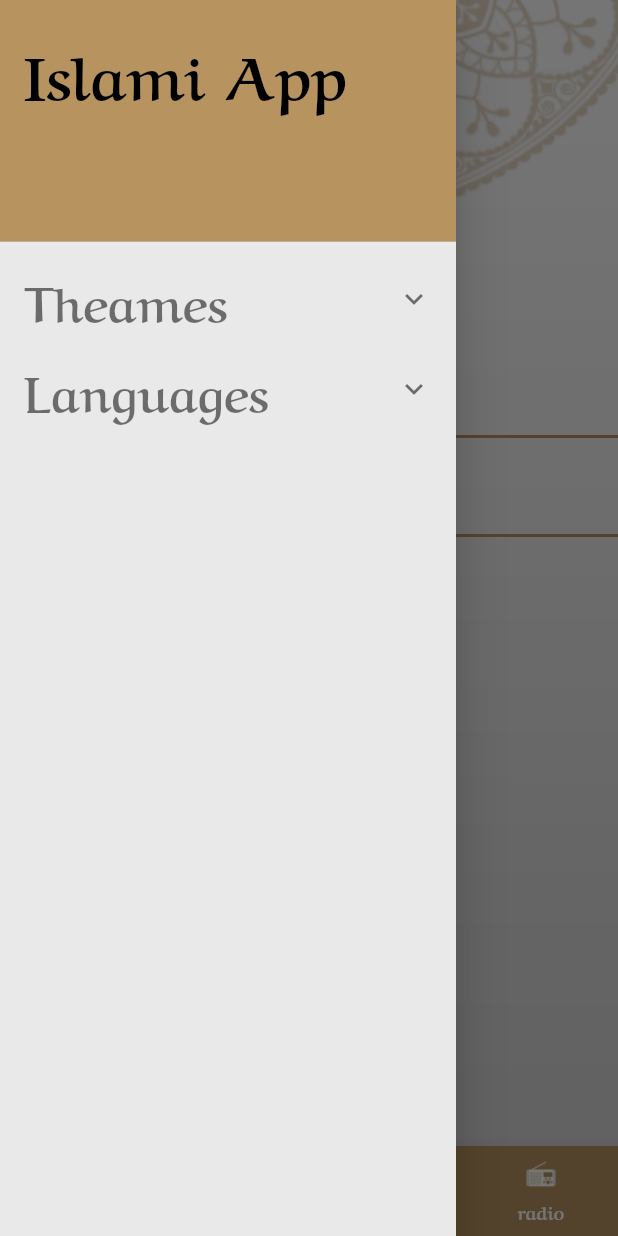
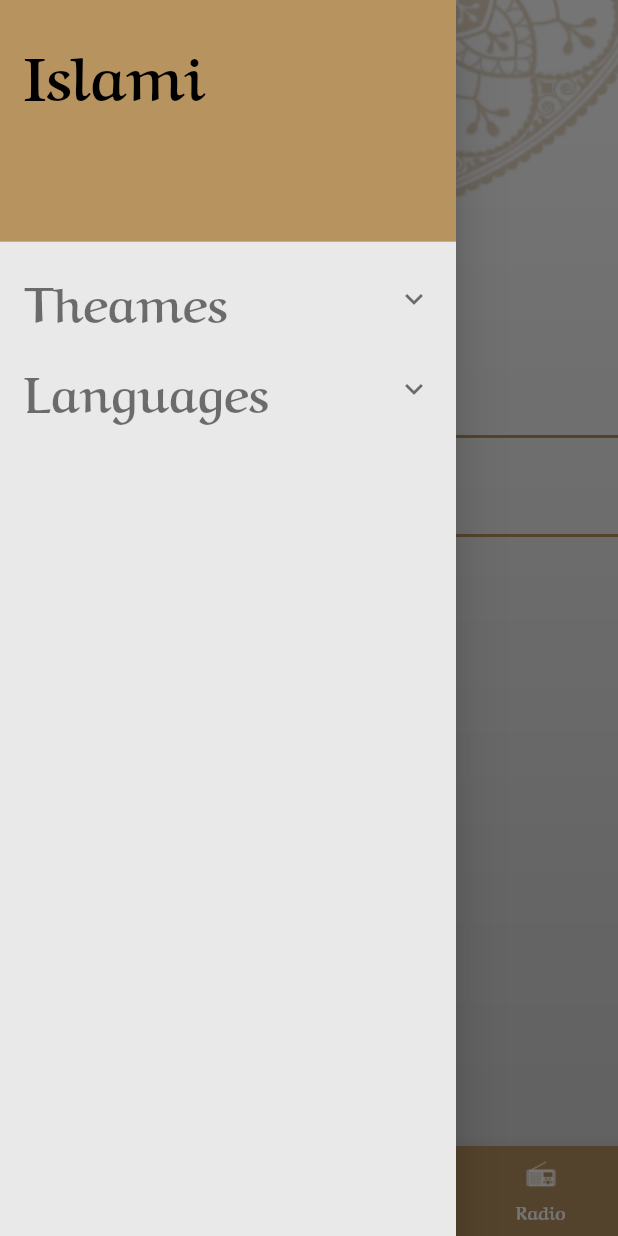
Before and after one commit to mohmdadl/Islami, a Flutter app: the screen it shows after launch, with the side drawer open, on a phone screen of 412 x 824 dp. Run offline on Flutter 3.47's test engine with Material 2 defaults, Android fonts, the phone set to English and light mode, and no system bars; our stand-ins replace google_fonts; generated files the repository leaves out were written again.

Commit message:
localization

```diff
--- /dev/null
+++ b/l10n.yaml
@@ -0,0 +1,3 @@
+arb-dir: lib/l10n
+template-arb-file: app_en.arb
+output-localization-file: app_localizations.dart
--- a/lib/homeScreen.dart
+++ b/lib/homeScreen.dart
@@ -7,6 +7,7 @@ import 'package:islami/taps/quran.dart';
 import 'package:islami/taps/radio.dart';
 import 'package:islami/taps/sebha.dart';
 import 'package:provider/provider.dart';
+import 'package:flutter_gen/gen_l10n/app_localizations.dart';
 
 class homeScreen extends StatefulWidget {
   static const String RoutName = "home";
@@ -44,18 +45,18 @@ class _homeScreenState extends State<homeScreen> {
                         ? Color(0xffB7935F)
                         : Color.fromARGB(255, 9, 55, 88),
                   ),
-                  child: Text('Islami App',
+                  child: Text(AppLocalizations.of(context)!.appTitle,
                       style: Theme.of(context).textTheme.bodyLarge),
                 ),
                 ExpansionTile(
-                  title: Text('Theames',
+                  title: Text(AppLocalizations.of(context)!.theames,
                       style: Theme.of(context).textTheme.bodyMedium),
                   children: [
                     TextButton(
                       onPressed: () {
                         provider.Changetheme(ThemeMode.dark);
                       },
-                      child: Text("Dark Mode",
+                      child: Text(AppLocalizations.of(context)!.darkMode,
                           style: Theme.of(context).textTheme.bodySmall),
                     ),
                     SizedBox(
@@ -65,7 +66,7 @@ class _homeScreenState extends State<homeScreen> {
                       onPressed: () {
                         provider.Changetheme(ThemeMode.light);
                       },
-                      child: Text("Light Mode",
+                      child: Text(AppLocalizations.of(context)!.lightmode,
                           style: Theme.of(context).textTheme.bodySmall),
                     ),
                     SizedBox(
@@ -74,20 +75,24 @@ class _homeScreenState extends State<homeScreen> {
                   ],
                 ),
                 ExpansionTile(
-                  title: Text('Languages',
+                  title: Text(AppLocalizations.of(context)!.languages,
                       style: Theme.of(context).textTheme.bodyMedium),
                   children: [
                     TextButton(
-                      onPressed: () {},
-                      child: Text("Arabic",
+                      onPressed: () {
+                        provider.ChangeLanguage("ar");
+                      },
+                      child: Text(AppLocalizations.of(context)!.arabic,
                           style: Theme.of(context).textTheme.bodySmall),
                     ),
                     SizedBox(
                       height: MediaQuery.of(context).size.height * 0.04,
                     ),
                     TextButton(
-                      onPressed: () {},
-                      child: Text("English",
+                      onPressed: () {
+                        provider.ChangeLanguage("en");
+                      },
+                      child: Text(AppLocalizations.of(context)!.english,
                           style: Theme.of(context).textTheme.bodySmall),
                     ),
                     SizedBox(
@@ -99,7 +104,7 @@ class _homeScreenState extends State<homeScreen> {
             ),
           ),
           appBar: AppBar(
-            title: Text("islami", style: Theme.of(context).textTheme.bodyLarge),
+            title: Text(AppLocalizations.of(context)!.appTitle, style: Theme.of(context).textTheme.bodyLarge),
           ),
           bottomNavigationBar: BottomNavigationBar(
             currentIndex: index,
@@ -110,17 +115,17 @@ class _homeScreenState extends State<homeScreen> {
             items: [
               BottomNavigationBarItem(
                   icon: ImageIcon(AssetImage("assets/images/quraan.png")),
-                  label: "Quran"),
+                  label: AppLocalizations.of(context)!.quran),
               BottomNavigationBarItem(
                   icon: ImageIcon(AssetImage("assets/images/ahadeth.png")),
-                  label: "ahadeth"),
+                  label: AppLocalizations.of(context)!.ahadeth),
               BottomNavigationBarItem(
                   icon: ImageIcon(AssetImage("assets/images/sebha.png")),
-                  label: "sebha"),
+                  label: AppLocalizations.of(context)!.sebha),
               BottomNavigationBarItem(
                   // backgroundColor: myThemeData.lighyColor,
                   icon: ImageIcon(AssetImage("assets/images/radio.png")),
-                  label: "radio"),
+                  label: AppLocalizations.of(context)!.radio),
             ],
           ),
           body: taps[index],
--- a/lib/main.dart
+++ b/lib/main.dart
@@ -1,10 +1,12 @@
 import 'package:flutter/material.dart';
+import 'package:flutter_localizations/flutter_localizations.dart';
 import 'package:islami/hadeth_content.dart';
 import 'package:islami/homeScreen.dart';
 import 'package:islami/myTheme.dart';
 import 'package:islami/providers/my_provider.dart';
 import 'package:islami/sura_content.dart';
 import 'package:provider/provider.dart';
+import 'package:flutter_gen/gen_l10n/app_localizations.dart';
 
 void main() {
   runApp(ChangeNotifierProvider(
@@ -18,6 +20,17 @@ class myApplication extends StatelessWidget {
     var provider = Provider.of<MyProvider>(context);
 
     return MaterialApp(
+      localizationsDelegates: [
+        AppLocalizations.delegate,
+    GlobalMaterialLocalizations.delegate,
+    GlobalWidgetsLocalizations.delegate,
+    GlobalCupertinoLocalizations.delegate,
+  ],
+  supportedLocales: [
+    Locale('en'), // English
+    Locale('ar'), // Spanish
+  ],
+  locale: Locale(provider.languae),
       theme: myThemeData.ligtTheme,
       darkTheme: myThemeData.darkTheme,
       themeMode:provider.themeMode,
--- a/lib/providers/my_provider.dart
+++ b/lib/providers/my_provider.dart
@@ -3,9 +3,14 @@ import 'package:flutter/material.dart';
 class MyProvider extends ChangeNotifier {
 
   ThemeMode themeMode = ThemeMode.light;
+  String languae="en";
 
   void Changetheme(ThemeMode x) {
     themeMode = x;
     notifyListeners();
   }
+  void ChangeLanguage(String language) {
+    languae = language;
+    notifyListeners();
+  }
 }
--- a/lib/taps/ahadeth.dart
+++ b/lib/taps/ahadeth.dart
@@ -2,6 +2,7 @@ import 'package:flutter/material.dart';
 import 'package:google_fonts/google_fonts.dart';
 import 'package:islami/hadeth_args.dart';
 import 'package:islami/hadeth_content.dart';
+import 'package:flutter_gen/gen_l10n/app_localizations.dart';
 
 class ahadeth extends StatelessWidget {
 
@@ -75,7 +76,7 @@ class ahadeth extends StatelessWidget {
               Expanded(
                 child: Text(
                   textAlign: TextAlign.center,
-                  "الأحاديث ",
+                 AppLocalizations.of(context)!.ahadeth,
 
                   style:Theme.of(context).textTheme.bodyMedium,
 
--- a/lib/taps/quran.dart
+++ b/lib/taps/quran.dart
@@ -2,6 +2,7 @@ import 'package:flutter/material.dart';
 import 'package:islami/sura_args.dart';
 import 'package:islami/sura_content.dart';
 import 'package:google_fonts/google_fonts.dart';
+import 'package:flutter_gen/gen_l10n/app_localizations.dart';
 
 class quran extends StatelessWidget {
   List<String> suraNames = [
@@ -138,7 +139,7 @@ class quran extends StatelessWidget {
               Expanded(
                 child: Text(
                   textAlign: TextAlign.center,
-                  "Sura Name",
+                  AppLocalizations.of(context)!.sura_name,
 
                   style:Theme.of(context).textTheme.bodyMedium,
 
--- a/pubspec.yaml
+++ b/pubspec.yaml
@@ -30,6 +30,9 @@ environment:
 dependencies:
   flutter:
     sdk: flutter
+  flutter_localizations:
+    sdk: flutter
+  intl: any
 
 
   # The following adds the Cupertino Icons font to your application.
@@ -54,6 +57,7 @@ dev_dependencies:
 
 # The following section is specific to Flutter packages.
 flutter:
+  generate: true
 
   # The following line ensures that the Material Icons font is
   # included with your application, so that you can use the icons in
```
Also changed, not shown: lib/l10n/app_ar.arb (added, +14 -0 lines), lib/l10n/app_en.arb (added, +17 -0 lines), pubspec.lock.
